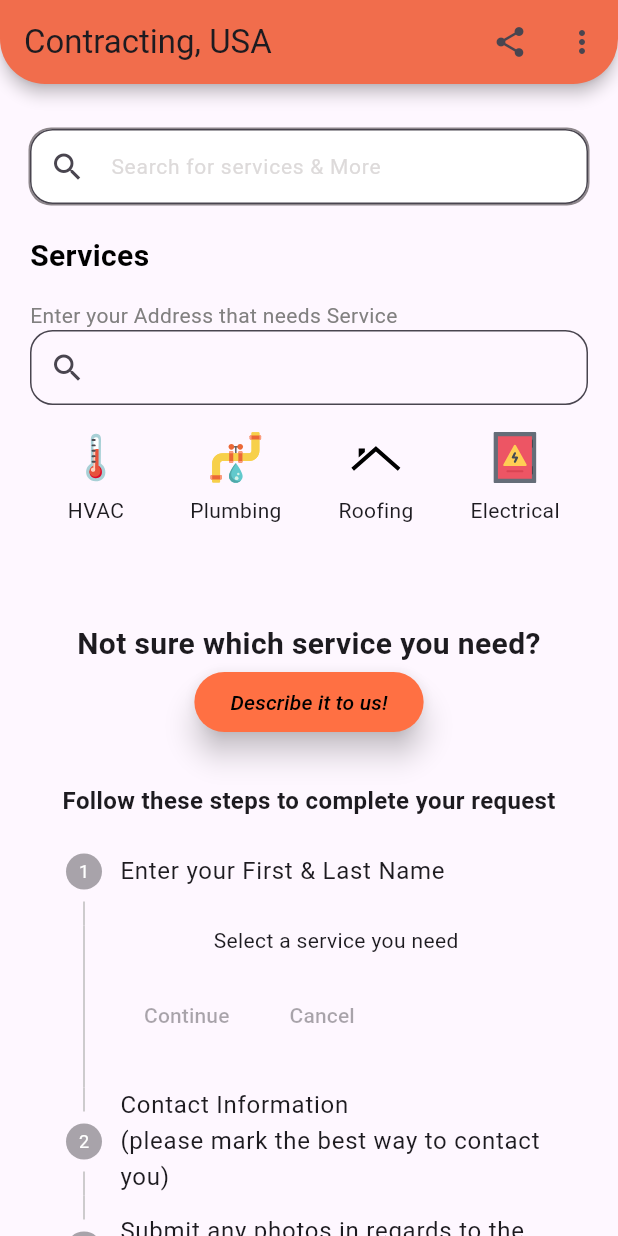
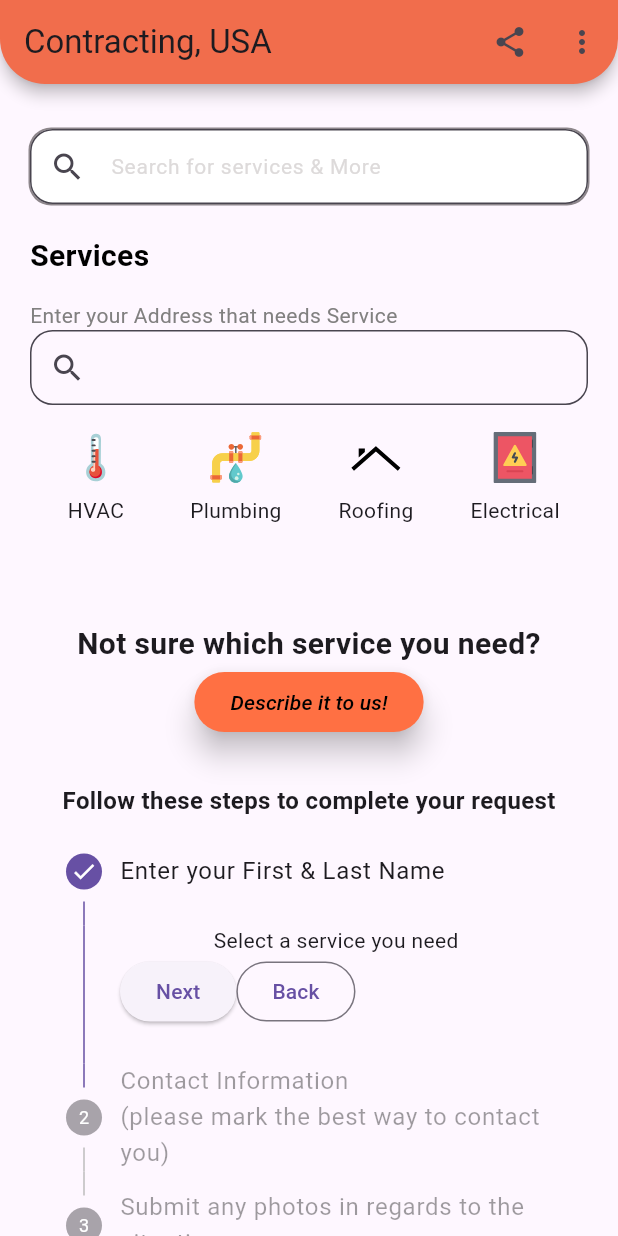
Before and after one commit to AustinFSSE/FlutterProject, a Flutter app: the screen it shows after launch, on a phone screen of 412 x 824 dp. Run offline on Flutter 3.47's test engine with Material 3 defaults, Android fonts, the phone set to English and light mode, and no system bars; our stand-ins replace flutter_svg; Roboto replaces fonts that are missing (Poppins, Poppons).

Commit message:
first full stateful widget

```diff
--- a/lib/main.dart
+++ b/lib/main.dart
@@ -13,7 +13,7 @@ class MainApp extends StatelessWidget {
     return MaterialApp(
       debugShowCheckedModeBanner: false,
       theme: ThemeData(fontFamily: 'Poppins'),
-      home: const HomePage(),
+      home: HomePage(),
     );
   }
 }
--- a/lib/pages/home.dart
+++ b/lib/pages/home.dart
@@ -5,6 +5,7 @@ import 'package:constructionapp/pages/get_a_quote.dart';
 import 'package:constructionapp/pages/forms_screen.dart';
 import 'package:flutter/material.dart';
 
+// ignore: must_be_immutable
 class HomePage extends StatefulWidget {
   const HomePage({super.key});
 
@@ -13,6 +14,44 @@ class HomePage extends StatefulWidget {
 }
 
 class _HomePageState extends State<HomePage> {
+  int currentStep = 0;
+  continueStep() {
+    if (currentStep < 3) {
+      setState(() {
+        currentStep = currentStep + 1;
+      });
+    }
+  }
+
+  cancelStep() {
+    if (currentStep > 0) {
+      setState(() {
+        currentStep = currentStep - 1;
+      });
+    }
+  }
+
+  onStepTapped(int value) {
+    setState(() {
+      currentStep = value;
+    });
+  }
+
+  Widget controlsBuilder(context, details) {
+    return Row(
+      children: [
+        ElevatedButton(
+          onPressed: details.onStepContinue,
+          child: const Text('Next'),
+        ),
+        OutlinedButton(
+          onPressed: details.onStepCancel,
+          child: const Text('Back'),
+        ),
+      ],
+    );
+  }
+
   @override
   Widget build(BuildContext context) {
     return Scaffold(
@@ -98,22 +137,35 @@ class _HomePageState extends State<HomePage> {
                     style: TextStyle(fontFamily: 'Poppins', fontSize: 16, fontWeight: FontWeight.bold),
                   ),
                   Stepper(
-                    steps: const [
+                    currentStep: currentStep,
+                    onStepContinue: continueStep,
+                    onStepCancel: cancelStep,
+                    onStepTapped: onStepTapped,
+                    controlsBuilder: controlsBuilder,
+                    steps: [
                       Step(
-                        title: Text('Enter your First & Last Name'),
-                        content: Text('Select a service you need'),
+                        title: const Text('Enter your First & Last Name'),
+                        content: const Text('Select a service you need'),
+                        isActive: currentStep >= 0,
+                        state: currentStep >= 0 ? StepState.complete : StepState.disabled,
                       ),
                       Step(
-                        title: Text('Contact Information \n(please mark the best way to contact you)'),
-                        content: Text('Select a service you need'),
+                        title: const Text('Contact Information \n(please mark the best way to contact you)'),
+                        content: const Text('Select a service you need'),
+                        isActive: currentStep >= 1,
+                        state: currentStep >= 1 ? StepState.complete : StepState.disabled,
                       ),
                       Step(
-                        title: Text('Submit any photos in regards to the situation'),
-                        content: Text('Select a service you need'),
+                        title: const Text('Submit any photos in regards to the situation'),
+                        content: const Text('Select a service you need'),
+                        isActive: currentStep >= 2,
+                        state: currentStep >= 2 ? StepState.complete : StepState.disabled,
                       ),
                       Step(
-                        title: Text('Describe your situation and what you need done'),
-                        content: Text('Select a service you need'),
+                        title: const Text('Describe your situation and what you need done'),
+                        content: const Text('Select a service you need'),
+                        isActive: currentStep >= 3,
+                        state: currentStep >= 3 ? StepState.complete : StepState.disabled,
                       ),
                     ],
                   ),
```
